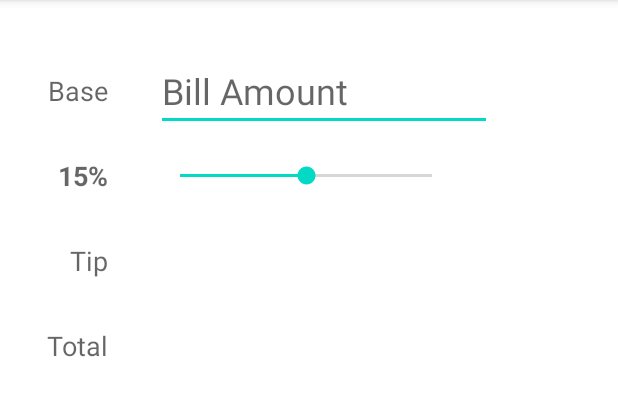
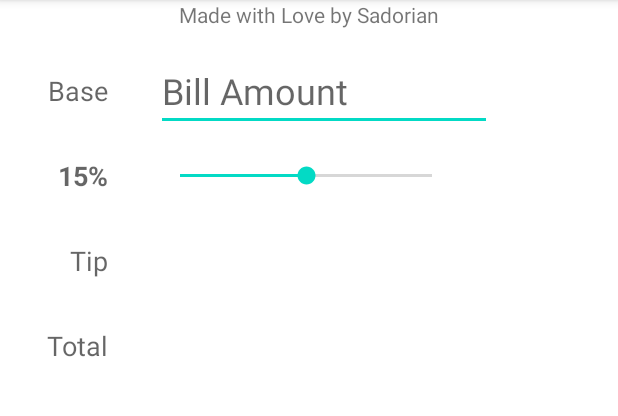
Before and after one commit to sadoreena/TipCalculator, an Android app: the screen it shows after launch (MainActivity), on a phone screen of 412 x 824 dp, the part 84-500 px from its top. Run offline under Robolectric (Android 15) with nearby library versions, the phone set to English and light mode, and no system bars.

Commit message:
first commit

```diff
--- a/app/src/main/res/layout/activity_main.xml
+++ b/app/src/main/res/layout/activity_main.xml
@@ -94,4 +94,13 @@
         app:layout_constraintTop_toTopOf="@+id/tvTotalLabel"
         tools:text="103.11" />
 
+    <TextView
+        android:id="@+id/tvMadeWithLove"
+        android:layout_width="wrap_content"
+        android:layout_height="wrap_content"
+        android:text="Made with Love by Sadorian"
+        app:layout_constraintEnd_toEndOf="parent"
+        app:layout_constraintStart_toStartOf="parent"
+        tools:layout_editor_absoluteY="676dp" />
+
 </androidx.constraintlayout.widget.ConstraintLayout>
```
Also changed, not shown: app/src/main/java/com/example/tipcalculator/MainActivity.kt (+10 -5 lines).
